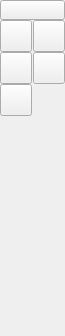
Above: src/ui/forms/qg_cadtoolbarinfo.ui from LibreCAD/LibreCAD before the change. Below: the same form after it.
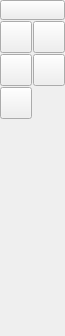
That is the form after the change. Icons and pictures are not drawn.

Commit message: cadtoolbars: set all layout spacing to 1

Diff of the .ui file:
```diff
--- a/src/ui/forms/qg_cadtoolbarinfo.ui
+++ b/src/ui/forms/qg_cadtoolbarinfo.ui
@@ -30,7 +30,7 @@
     <number>0</number>
    </property>
    <property name="spacing">
-    <number>0</number>
+    <number>1</number>
    </property>
    <item row="0" column="0" colspan="2">
     <widget class="QToolButton" name="bBack">
```
The commit also changes 6 other files.
